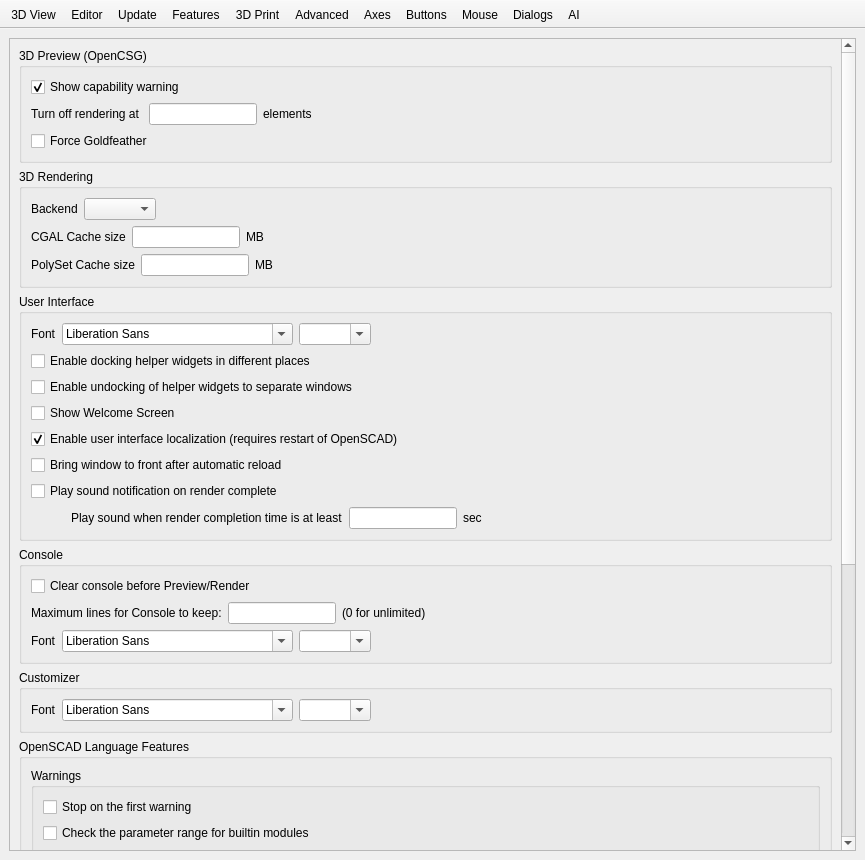
Qt form src/gui/Preferences.ui (openscad/openscad) before a commit.
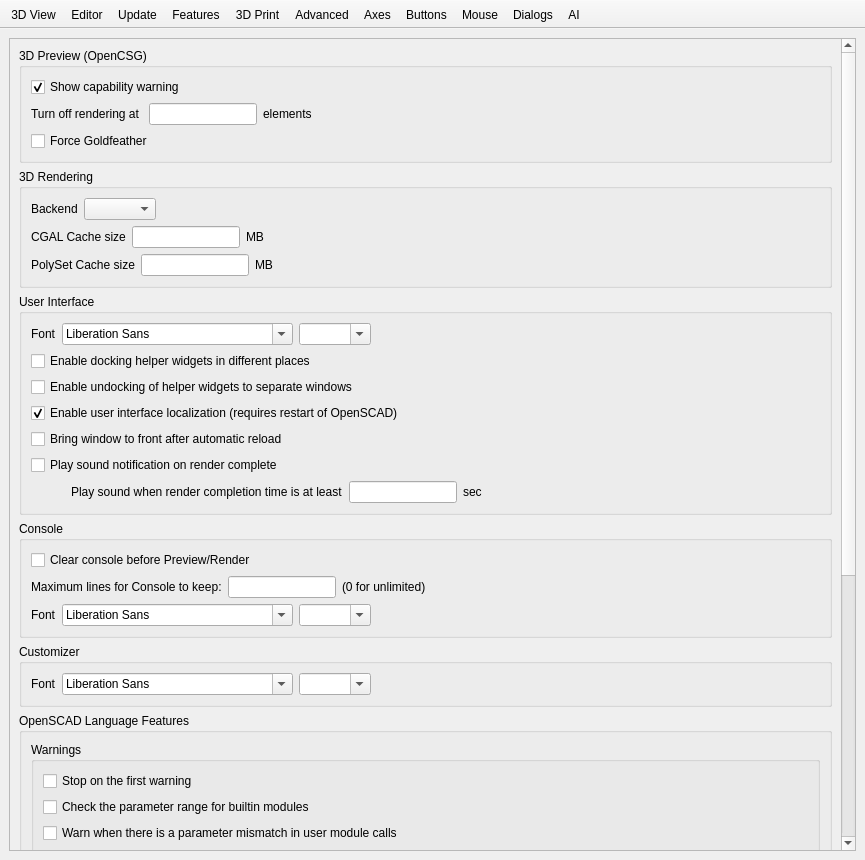
The same form after that commit. The open tabs and pages were chosen to show the change. Icons and pictures are not drawn. Custom widgets are drawn as their Qt base class.

Commit message: Move "Show Welcome Screen" to Preferences/Dialogs. Fixes #6945.

Diff of the .ui file:
```diff
--- a/src/gui/Preferences.ui
+++ b/src/gui/Preferences.ui
@@ -2263,13 +2263,6 @@
                  </property>
                 </widget>
                </item>
-               <item>
-                <widget class="QCheckBox" name="launcherBox">
-                 <property name="text">
-                  <string>Show Welcome Screen</string>
-                 </property>
-                </widget>
-               </item>
                <item>
                 <widget class="QCheckBox" name="localizationCheckBox">
                  <property name="text">
@@ -2886,6 +2879,13 @@
            <string>Dialog visibility</string>
           </property>
           <layout class="QVBoxLayout" name="verticalLayout_19">
+           <item>
+            <widget class="QCheckBox" name="launcherBox">
+             <property name="text">
+              <string>Always show Welcome screen</string>
+             </property>
+            </widget>
+           </item>
            <item>
             <widget class="QCheckBox" name="checkBoxAlwaysShowExportPdfDialog">
              <property name="text">
```
